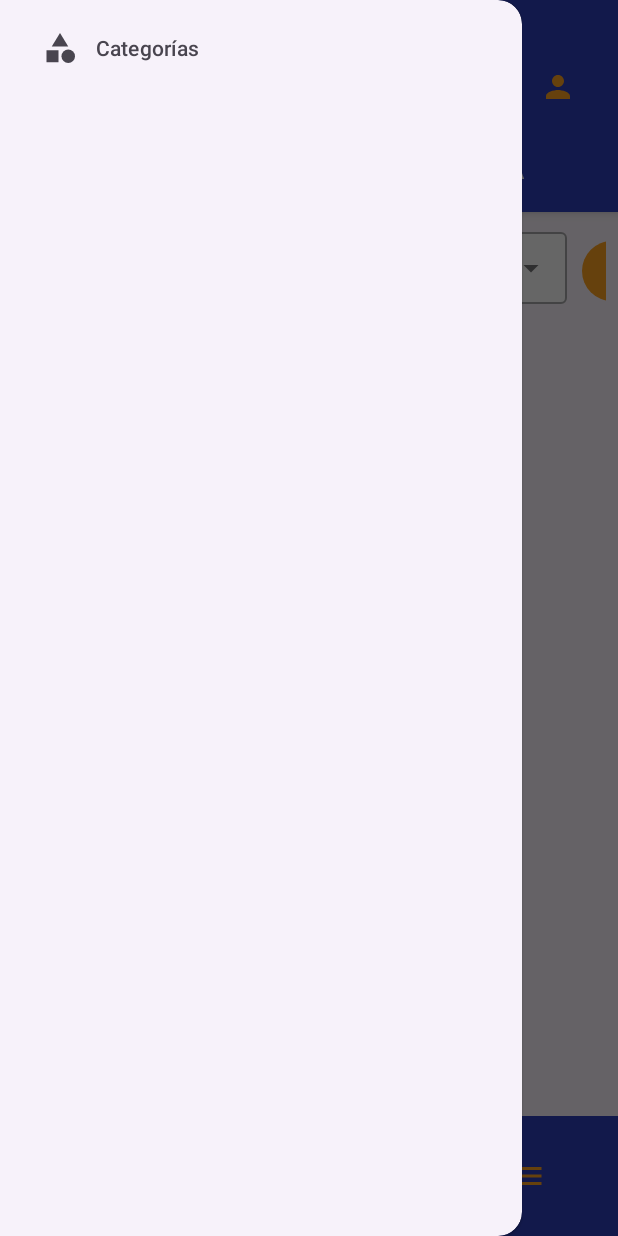
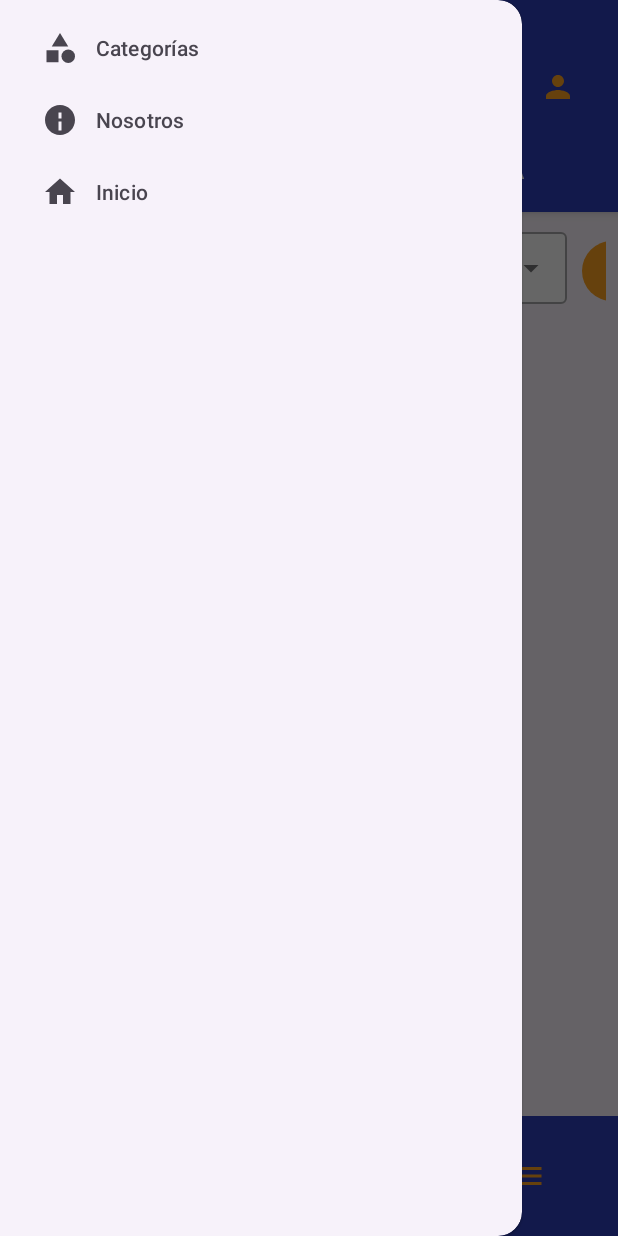
Before and after one commit to sellanFG/decorMiCasaMoviles, an Android app: the ClienteActivity screen opened directly, with no data from a screen before it, with the side drawer open, on a phone screen of 412 x 824 dp. Run offline under Robolectric (Android 15) with nearby library versions, the phone set to English and light mode, and no system bars.

Commit message:
nosotros_nav

```diff
--- a/app/src/main/AndroidManifest.xml
+++ b/app/src/main/AndroidManifest.xml
@@ -38,6 +38,10 @@
         <activity
             android:name=".CategoriasActivity"
             android:exported="true" />
+        <activity
+            android:name=".NosotrosActivity"
+            android:exported="true" />
+
     </application>
 
 </manifest>
--- a/app/src/main/java/com/example/decormicasa/ClienteActivity.java
+++ b/app/src/main/java/com/example/decormicasa/ClienteActivity.java
@@ -117,6 +117,12 @@ public class ClienteActivity extends AppCompatActivity {
                     startActivity(intent);
                     drawerLayout.closeDrawer(GravityCompat.START);
                     return true;
+                } else if (id == R.id.nav_nosotros) {
+                    Intent intent = new Intent(ClienteActivity.this, NosotrosActivity.class);
+                    startActivity(intent);
+                    drawerLayout.closeDrawer(GravityCompat.START);
+                    return true;
+
                 }
 
                 return false;
--- /dev/null
+++ b/app/src/main/res/drawable/baseline_info_24.xml
@@ -0,0 +1,12 @@
+<vector xmlns:android="http://schemas.android.com/apk/res/android"
+    android:height="24dp"
+    android:width="24dp"
+    android:viewportHeight="24"
+    android:viewportWidth="24"
+    android:tint="#FFA320">
+
+    <!-- El ícono de "información" basado en Material Design -->
+    <path
+        android:fillColor="@android:color/white"
+        android:pathData="M12,2C6.48,2 2,6.48 2,12s4.48,10 10,10 10,-4.48 10,-10S17.52,2 12,2zm1,17h-2v-6h2v6zm0,-8h-2V7h2v4z"/>
+</vector>
--- a/app/src/main/res/menu/drawer_menu.xml
+++ b/app/src/main/res/menu/drawer_menu.xml
@@ -4,4 +4,16 @@
         android:id="@+id/nav_categorias"
         android:title="Categorías"
         android:icon="@drawable/ic_categorias" />
+    <!-- Elemento del menú que redirige a la página de "Nosotros" -->
+    <item
+        android:id="@+id/nav_nosotros"
+        android:icon="@drawable/baseline_info_24"
+        android:title="Nosotros" />
+
+    <!-- Puedes agregar más elementos aquí -->
+    <item
+        android:id="@+id/nav_home"
+        android:icon="@drawable/baseline_home_24"
+        android:title="Inicio" />
+
 </menu>
```
Also changed, not shown: app/src/main/java/com/example/decormicasa/NosotrosActivity.java (added, +24 -0 lines), app/src/main/res/layout/activity_nosotros.xml (added, +23 -0 lines).
